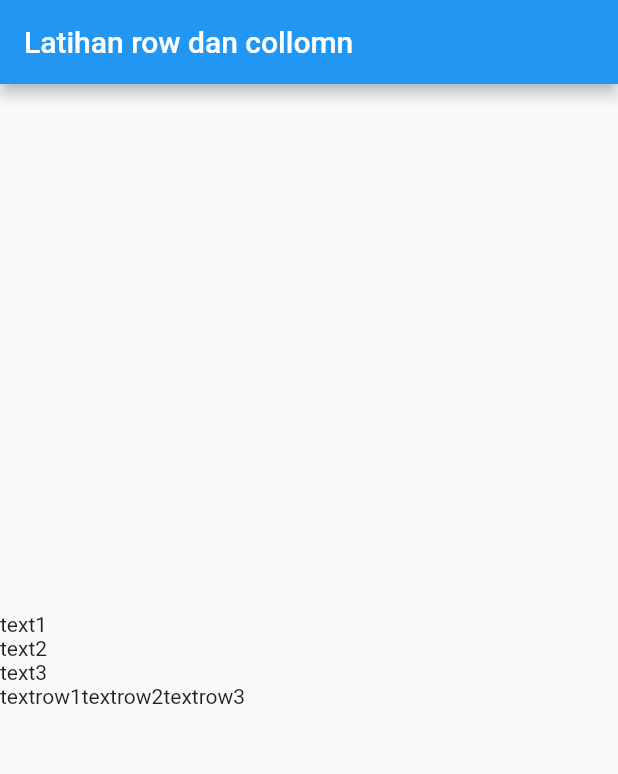
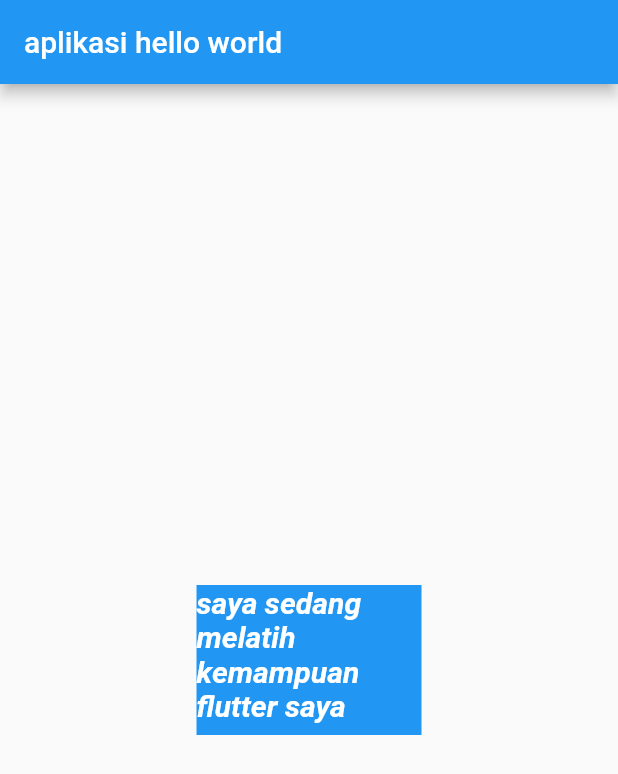
Before and after one commit to mzakirahman/Flutter-Fundamentals, a Flutter app: the screen it shows after launch, on a phone screen of 412 x 824 dp. Shown: the top 774 px of the screen. Run offline on Flutter 3.47's test engine with Material 2 defaults, Android fonts, the phone set to English and light mode, and no system bars; missing offline and left inert: dart:html.

Commit message:
Text Widget

```diff
--- a/lib/main.dart
+++ b/lib/main.dart
@@ -1,3 +1,5 @@
+import 'dart:html';
+
 import 'package:flutter/material.dart';
 
 void main() {
@@ -7,25 +9,24 @@ void main() {
 class MyApp extends StatelessWidget {
   @override
   Widget build(BuildContext context) {
-      return MaterialApp(
-        home:Scaffold(
-          appBar: AppBar(title: Text("Latihan row dan collomn"),),
-          body: Column(
-            mainAxisAlignment: MainAxisAlignment.center,
-            crossAxisAlignment: CrossAxisAlignment.start,
-            children: <Widget>[
-              Text("text1"),
-              Text("text2"),
-              Text("text3"),
-              Row(
-                children: <Widget>[
-                  Text("textrow1"),
-                  Text("textrow2"),
-                  Text("textrow3")
-                ],
-              )
-            ]
-          ),
+    return MaterialApp(
+      home: Scaffold(
+        appBar: AppBar(
+          title: Text("aplikasi hello world"),
+        ),
+        body: Center(
+            child: Container(
+                color: Colors.blue,
+                width: 150,
+                height: 100,
+                child: Text(
+                  "saya sedang melatih kemampuan flutter saya",
+                  style: TextStyle(
+                      color: Colors.white,
+                      fontStyle: FontStyle.italic,
+                      fontWeight: FontWeight.w700,
+                      fontSize: 20),
+                ))),
       ),
     );
   }
```
